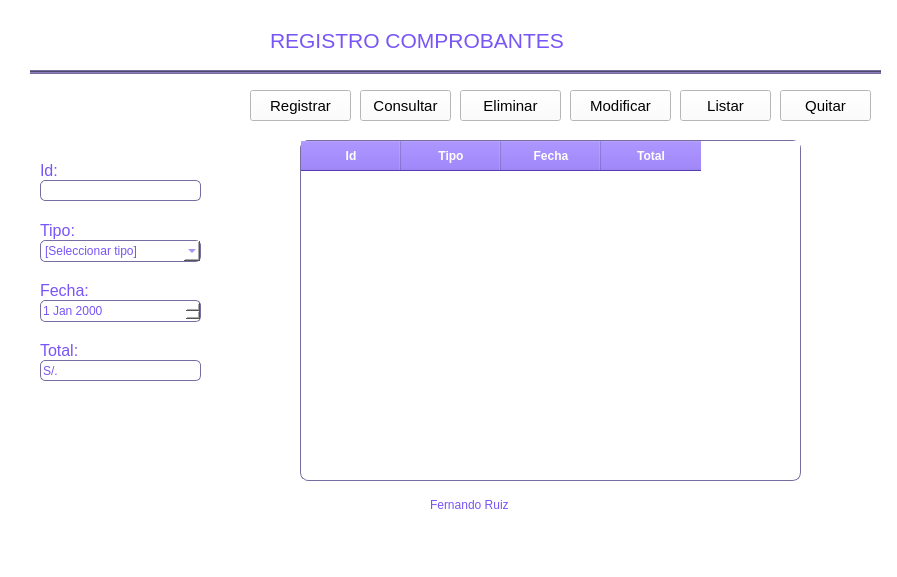
Above: UI/ventanaComprobantes.ui from fernandoruiz2016/python-store-management before the change. Below: the same form after it.
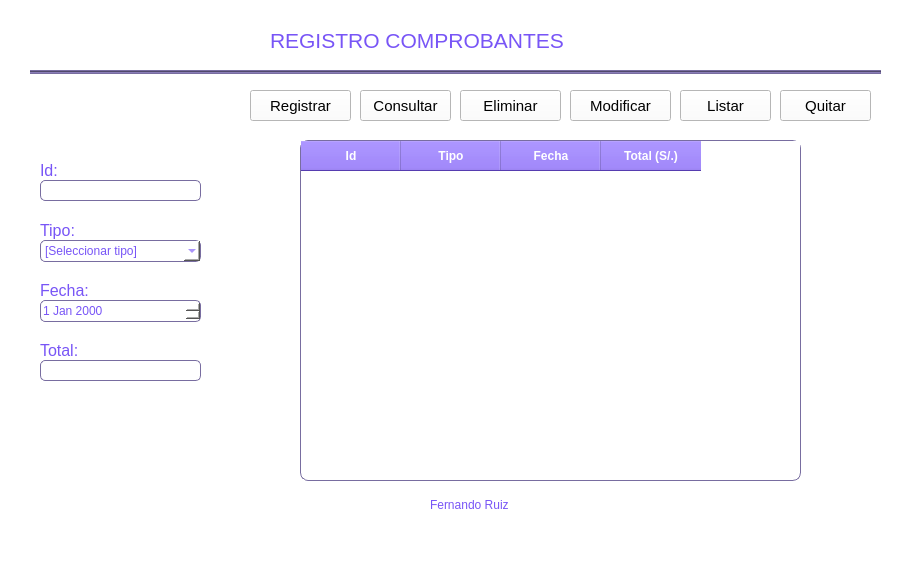
That is the form after the change.

What changed in the file:
```diff
--- a/UI/ventanaComprobantes.ui
+++ b/UI/ventanaComprobantes.ui
@@ -224,7 +224,7 @@
 border-radius: 5px</string>
     </property>
     <property name="text">
-     <string>S/. </string>
+     <string/>
     </property>
    </widget>
    <widget class="QLineEdit" name="txtId">
@@ -297,7 +297,7 @@
     </column>
     <column>
      <property name="text">
-      <string>Total</string>
+      <string>Total (S/.)</string>
      </property>
     </column>
    </widget>
```
